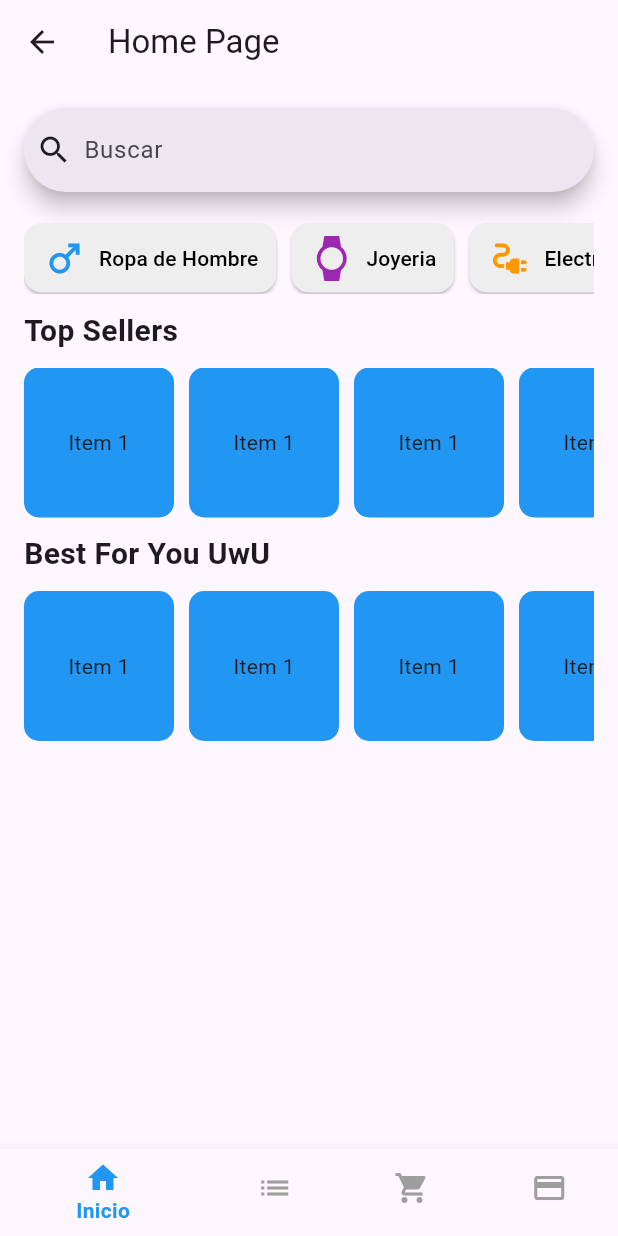
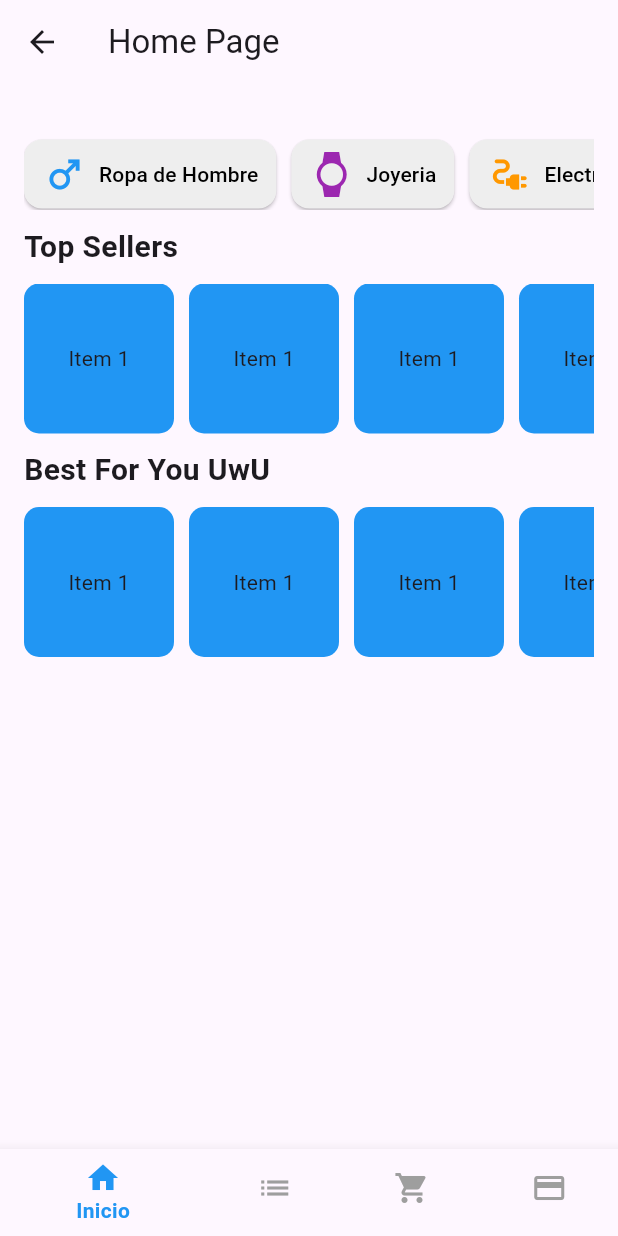
Before and after one commit to ctrejom/Projecto-3ra-Unidad-IS513-UNAHVS, a Flutter app: the HomePage screen opened by its route, on a phone screen of 412 x 824 dp. Run offline on Flutter 3.47's test engine with Material 3 defaults, Android fonts, the phone set to English and light mode, and no system bars.

```diff
--- a/lib/home_page.dart
+++ b/lib/home_page.dart
@@ -1,4 +1,5 @@
 import 'package:flutter/material.dart';
+import 'package:myapp/Widgets/NavigationBarCustom.dart';
 
 class HomePage extends StatefulWidget {
   HomePage({super.key});
@@ -10,9 +11,23 @@ class HomePage extends StatefulWidget {
 class _HomePageState extends State<HomePage> {
   int _selectedIndex = 0;
 
-  void _onItemTapped(int index) { //Funcion para el navigation bar
+  void _onItemTapped(int index) {
     setState(() {
       _selectedIndex = index;
+      switch (index) {
+        case 0:
+          Navigator.pushNamed(context, 'Home');
+          break;
+        case 1:
+          Navigator.pushNamed(context, 'Order');
+          break;
+        case 2:
+          Navigator.pushNamed(context, 'Cart');
+          break;
+        case 3:
+          Navigator.pushNamed(context, 'Payment');
+          break;
+      }
     });
   }
 
@@ -28,13 +43,9 @@ class _HomePageState extends State<HomePage> {
           child: Column(
             crossAxisAlignment: CrossAxisAlignment.start,
             children: [
-              SearchBar(
-                leading: Icon(Icons.search),
-                hintText: 'Buscar',
-                onChanged: (value) {
-                  print('Texto de búsqueda: $value');
-                },
-              ),
+              // Aquí colocas el SearchBar
+              // Añade tu SearchBar aquí
+
               SizedBox(height: 20),
               SingleChildScrollView(
                 scrollDirection: Axis.horizontal,
@@ -240,32 +251,9 @@ class _HomePageState extends State<HomePage> {
           ),
         ),
       ),
-      bottomNavigationBar: BottomNavigationBar(
-        currentIndex: _selectedIndex,
-        onTap: _onItemTapped,
-        backgroundColor: Colors.white,
-        selectedItemColor: Colors.blue,
-        unselectedItemColor: Colors.grey,
-        selectedLabelStyle: TextStyle(fontWeight: FontWeight.bold),
-        unselectedLabelStyle: TextStyle(fontWeight: FontWeight.normal),
-        items: const <BottomNavigationBarItem>[
-          BottomNavigationBarItem(
-            icon: Icon(Icons.home),
-            label: 'Inicio',
-          ),
-          BottomNavigationBarItem(
-            icon: Icon(Icons.list),
-            label: 'Mis Pedidos',
-          ),
-          BottomNavigationBarItem(
-            icon: Icon(Icons.shopping_cart),
-            label: 'Carrito',
-          ),
-          BottomNavigationBarItem(
-            icon: Icon(Icons.payment),
-            label: 'Facturación',
-          ),
-        ],
+      bottomNavigationBar: NavigationBarCustom(
+        selectedIndex: _selectedIndex,
+        onItemTapped: _onItemTapped,
       ),
     );
   }
```
